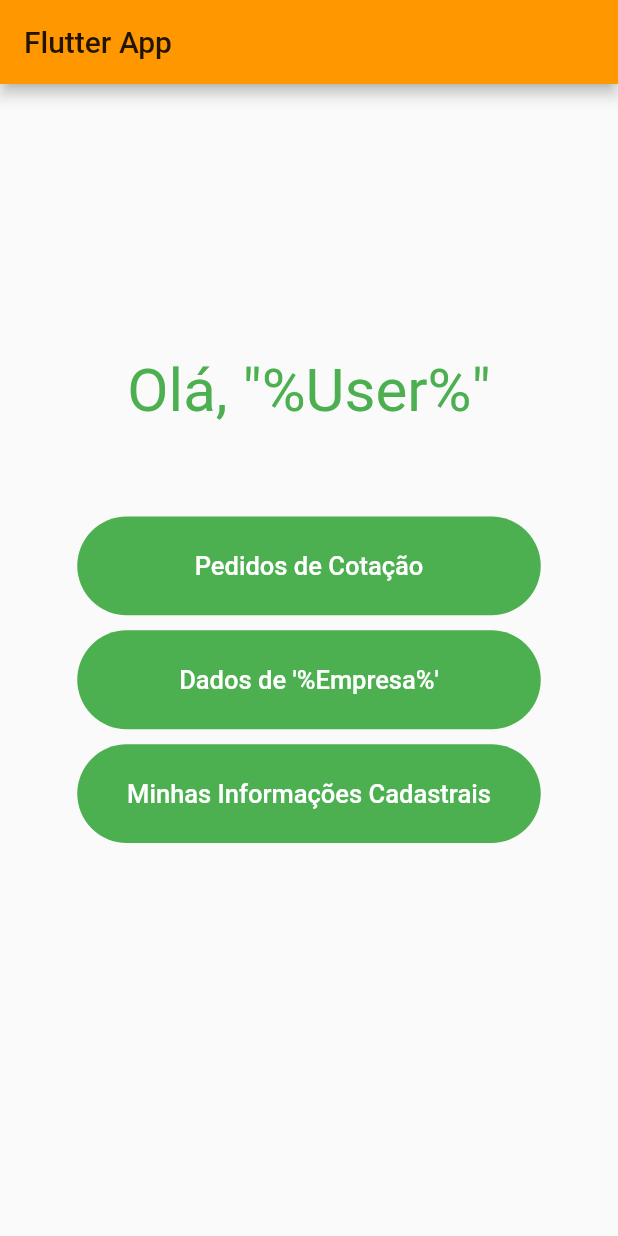
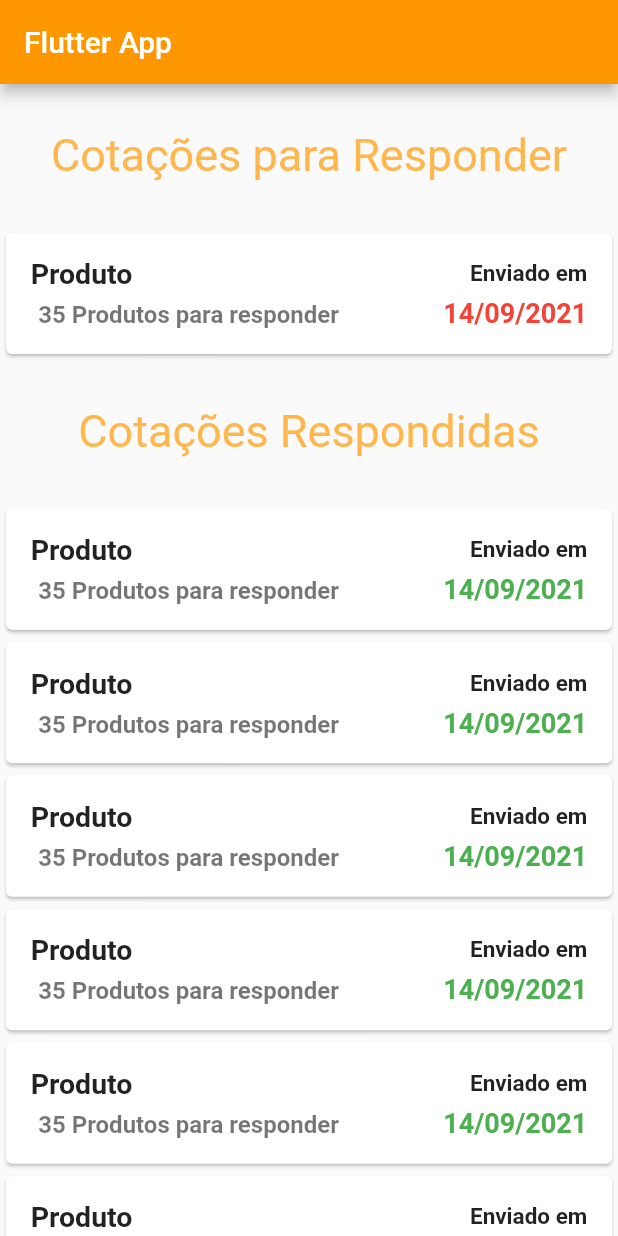
Before and after one commit to ThiagoBertoldi/alliance, a Flutter app: the HomePage_CotacoesResponder screen opened directly, on a phone screen of 412 x 824 dp. Run offline on Flutter 3.47's test engine with Material 2 defaults, Android fonts, the phone set to English and light mode, and no system bars; our stand-ins replace cloud_firestore, firebase_auth, firebase_core; accounts and stored records are empty.

Commit message:
Tela Cotações a Responder/Respondidas

```diff
--- a/lib/app/views/homePage_CotacoesResponder.dart
+++ b/lib/app/views/homePage_CotacoesResponder.dart
@@ -11,7 +11,7 @@ class PaginaVendedor extends StatelessWidget {
     return MaterialApp(
       title: 'FlutterApp',
       theme: ThemeData(
-        primarySwatch: Colors.green,
+        primarySwatch: Colors.orange,
       ),
       home: HomePage_CotacoesResponder(title: 'Flutter App'),
     );
@@ -32,75 +32,147 @@ class _MyHomePageState extends State<HomePage_CotacoesResponder> {
   Widget build(BuildContext context) {
     return Scaffold(
       appBar: AppBar(
-        title: Text(widget.title),
+        title: Text(widget.title, style: TextStyle(color: Colors.white)),
       ),
-      body: Container(
-        height: MediaQuery.of(context).size.height,
-        width: MediaQuery.of(context).size.width,
-        child: Container(
-          child: Container(
-            margin: new EdgeInsets.only(
-                top: MediaQuery.of(context).size.height * 0.22),
-            child: Column(
+      body: ListView(
         children: [
           Container(
-                  padding: const EdgeInsets.only(bottom: 30),
-                  child: Text(
-                    "Olá, \"%User%\"",
-                    style: TextStyle(color: Colors.green, fontSize: 40.0),
+            padding: new EdgeInsets.all(30),
+            child: Center(
+              child: Text("Cotações para Responder",
+                  style: TextStyle(fontSize: 30, color: Colors.orange[300])),
             ),
           ),
-
-                // ignore: deprecated_member_use
           Container(
-                  padding: const EdgeInsets.only(top: 30),
-                  // ignore: deprecated_member_use
-                  child: FlatButton(
-                    shape: RoundedRectangleBorder(
-                        borderRadius: BorderRadius.circular(50)),
-                    height: MediaQuery.of(context).size.height * 0.08,
-                    minWidth: MediaQuery.of(context).size.width * 0.75,
-                    child: Text('Pedidos de Cotação',
-                        style: TextStyle(color: Colors.white, fontSize: 17)),
-                    color: Colors.green,
-                    onPressed: () {},
+            child: new InkWell(
+              onTap: () {},
+              child: Card(
+                color: Colors.white,
+                child: Container(
+                  margin: EdgeInsets.only(
+                    top: MediaQuery.of(context).size.height * 0.02,
+                    right: MediaQuery.of(context).size.width * 0.04,
+                    left: MediaQuery.of(context).size.width * 0.04,
+                    bottom: MediaQuery.of(context).size.height * 0.02,
+                  ),
+                  child: Column(
+                    crossAxisAlignment: CrossAxisAlignment.start,
+                    children: [
+                      Row(
+                        mainAxisAlignment: MainAxisAlignment.spaceBetween,
+                        children: <Widget>[
+                          Expanded(
+                              child: Text("Produto ",
+                                  style: TextStyle(
+                                      fontSize: 19,
+                                      fontWeight: FontWeight.bold))),
+                          Text('Enviado em',
+                              style: TextStyle(
+                                  fontSize: 15,
+                                  fontWeight: FontWeight.bold,
+                                  color: Colors.black87))
+                        ],
+                      ),
+                      Row(
+                        mainAxisAlignment: MainAxisAlignment.spaceBetween,
+                        children: <Widget>[
+                          Expanded(
+                            child: Container(
+                              padding: new EdgeInsets.only(left: 5, top: 7),
+                              child: Text("35 Produtos para responder",
+                                  style: TextStyle(
+                                      fontSize: 16,
+                                      color: Colors.black54,
+                                      fontWeight: FontWeight.bold)),
                             ),
                           ),
-
                           Container(
-                  padding: const EdgeInsets.only(top: 10),
-                  // ignore: deprecated_member_use
-                  child: FlatButton(
-                    shape: RoundedRectangleBorder(
-                        borderRadius: BorderRadius.circular(50)),
-                    height: MediaQuery.of(context).size.height * 0.08,
-                    minWidth: MediaQuery.of(context).size.width * 0.75,
-                    child: Text("Dados de '%Empresa%'",
-                        style: TextStyle(color: Colors.white, fontSize: 17)),
-                    color: Colors.green,
-                    onPressed: () {},
+                            child: Container(
+                                padding: new EdgeInsets.only(top: 5),
+                                child: Text('14/09/2021',
+                                    style: TextStyle(
+                                        fontSize: 18,
+                                        fontWeight: FontWeight.bold,
+                                        color: Colors.red))),
                           ),
-                ),
-
-                Container(
-                  padding: const EdgeInsets.only(top: 10),
-                  // ignore: deprecated_member_use
-                  child: FlatButton(
-                    shape: RoundedRectangleBorder(
-                        borderRadius: BorderRadius.circular(50)),
-                    height: MediaQuery.of(context).size.height * 0.08,
-                    minWidth: MediaQuery.of(context).size.width * 0.75,
-                    child: Text('Minhas Informações Cadastrais',
-                        style: TextStyle(color: Colors.white, fontSize: 17)),
-                    color: Colors.green,
-                    onPressed: () {},
-                  ),
+                        ],
                       ),
                     ],
                   ),
                 ),
               ),
             ),
+          ),
+          Container(
+            padding: new EdgeInsets.all(30),
+            child: Center(
+              child: Text("Cotações Respondidas",
+                  style: TextStyle(fontSize: 30, color: Colors.orange[300])),
+            ),
+          ),
+          for (int i = 0; i < 10; i++)
+            Container(
+              child: new InkWell(
+                onTap: () {},
+                child: Card(
+                  color: Colors.white,
+                  child: Container(
+                    margin: EdgeInsets.only(
+                      top: MediaQuery.of(context).size.height * 0.02,
+                      right: MediaQuery.of(context).size.width * 0.04,
+                      left: MediaQuery.of(context).size.width * 0.04,
+                      bottom: MediaQuery.of(context).size.height * 0.02,
+                    ),
+                    child: Column(
+                      crossAxisAlignment: CrossAxisAlignment.start,
+                      children: [
+                        Row(
+                          mainAxisAlignment: MainAxisAlignment.spaceBetween,
+                          children: <Widget>[
+                            Expanded(
+                                child: Text("Produto ",
+                                    style: TextStyle(
+                                        fontSize: 19,
+                                        fontWeight: FontWeight.bold))),
+                            Text('Enviado em',
+                                style: TextStyle(
+                                    fontSize: 15,
+                                    fontWeight: FontWeight.bold,
+                                    color: Colors.black87))
+                          ],
+                        ),
+                        Row(
+                          mainAxisAlignment: MainAxisAlignment.spaceBetween,
+                          children: <Widget>[
+                            Expanded(
+                              child: Container(
+                                padding: new EdgeInsets.only(left: 5, top: 7),
+                                child: Text("35 Produtos para responder",
+                                    style: TextStyle(
+                                        fontSize: 16,
+                                        color: Colors.black54,
+                                        fontWeight: FontWeight.bold)),
+                              ),
+                            ),
+                            Container(
+                              child: Container(
+                                  padding: new EdgeInsets.only(top: 5),
+                                  child: Text('14/09/2021',
+                                      style: TextStyle(
+                                          fontSize: 18,
+                                          fontWeight: FontWeight.bold,
+                                          color: Colors.green))),
+                            ),
+                          ],
+                        ),
+                      ],
+                    ),
+                  ),
+                ),
+              ),
+            ),
+        ],
+      ),
     );
   }
 }
```
Lines whose indentation alone changed are shown as unchanged.
